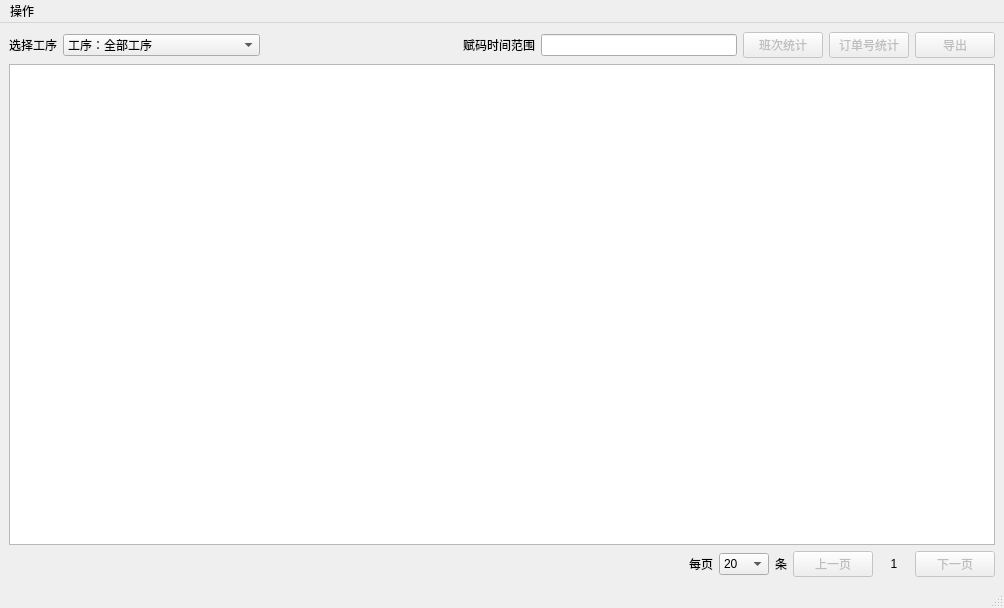
First picture: the form in MainWindow.ui, repository qiujun1905/pandas, before the edit.
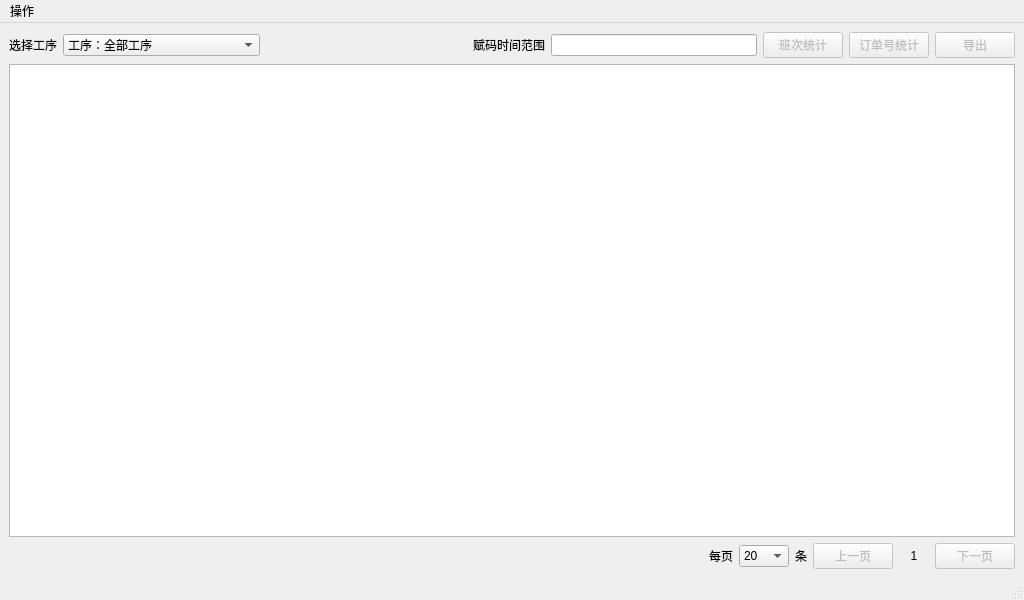
Second picture: the form after the edit. Custom widgets are drawn as their Qt base class.

Commit message: 修改樣式

The edit to the form file:
```diff
--- a/MainWindow.ui
+++ b/MainWindow.ui
@@ -9,13 +9,16 @@
    <rect>
     <x>0</x>
     <y>0</y>
-    <width>1004</width>
-    <height>608</height>
+    <width>1024</width>
+    <height>600</height>
    </rect>
   </property>
   <property name="windowTitle">
    <string>车间生产统计工具</string>
   </property>
+  <property name="styleSheet">
+   <string notr="true"/>
+  </property>
   <widget class="QWidget" name="centralwidget">
    <layout class="QVBoxLayout" name="verticalLayout">
     <item>
@@ -134,6 +137,9 @@
       <property name="toolTip">
        <string/>
       </property>
+      <property name="styleSheet">
+       <string notr="true"/>
+      </property>
       <property name="gridStyle">
        <enum>Qt::SolidLine</enum>
       </property>
@@ -265,7 +271,7 @@
     <rect>
      <x>0</x>
      <y>0</y>
-     <width>1004</width>
+     <width>1024</width>
      <height>23</height>
     </rect>
    </property>
```
The commit also changes 2 other files.
